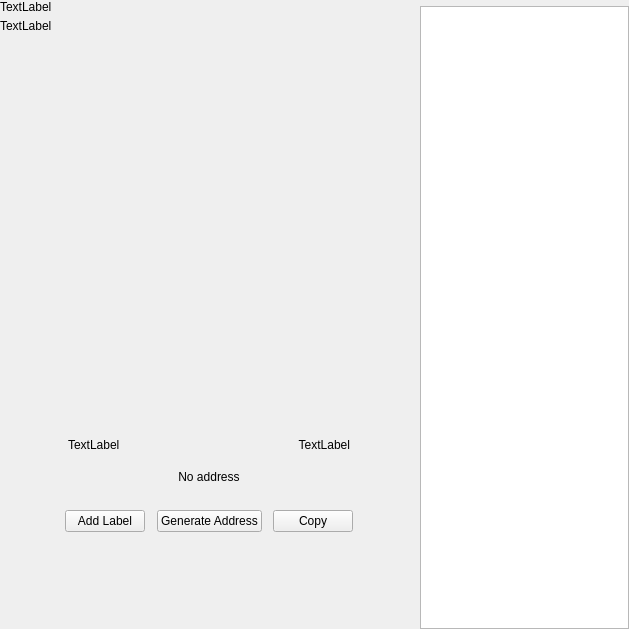
minerric/BLTG, file src/qt/bltg/forms/receivewidget.ui: the form before one commit.
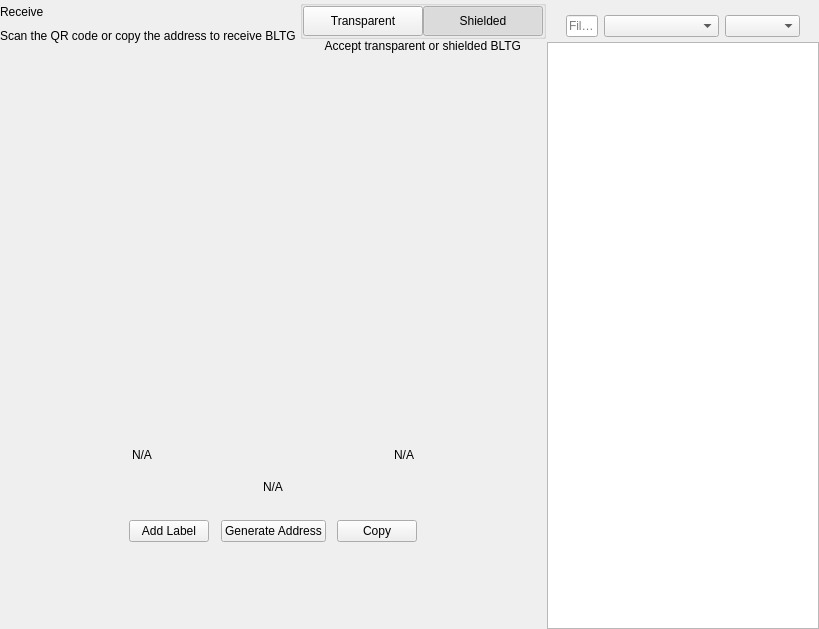
The form after the commit. Custom widgets are drawn as their Qt base class.

```diff
--- a/src/qt/bltg/forms/receivewidget.ui
+++ b/src/qt/bltg/forms/receivewidget.ui
@@ -6,7 +6,7 @@
    <rect>
     <x>0</x>
     <y>0</y>
-    <width>629</width>
+    <width>819</width>
     <height>629</height>
    </rect>
   </property>
@@ -71,14 +71,14 @@
             <item>
              <widget class="QLabel" name="labelTitle">
               <property name="text">
-               <string>TextLabel</string>
+               <string>Receive</string>
               </property>
              </widget>
             </item>
             <item alignment="Qt::AlignTop">
              <widget class="QLabel" name="labelSubtitle1">
               <property name="text">
-               <string>TextLabel</string>
+               <string>Scan the QR code or copy the address to receive BLTG</string>
               </property>
              </widget>
             </item>
@@ -97,6 +97,120 @@
             </property>
            </spacer>
           </item>
+          <item>
+           <widget class="QWidget" name="containerViewPrivacyChecks" native="true">
+            <layout class="QVBoxLayout" name="containerPrivacyChecks">
+             <property name="spacing">
+              <number>0</number>
+             </property>
+             <property name="leftMargin">
+              <number>0</number>
+             </property>
+             <property name="topMargin">
+              <number>0</number>
+             </property>
+             <property name="rightMargin">
+              <number>0</number>
+             </property>
+             <property name="bottomMargin">
+              <number>0</number>
+             </property>
+             <item alignment="Qt::AlignHCenter|Qt::AlignVCenter">
+              <widget class="QGroupBox" name="groupBox">
+               <property name="title">
+                <string/>
+               </property>
+               <layout class="QHBoxLayout" name="horizontalLayout_2_1">
+                <property name="spacing">
+                 <number>0</number>
+                </property>
+                <property name="leftMargin">
+                 <number>0</number>
+                </property>
+                <property name="topMargin">
+                 <number>0</number>
+                </property>
+                <property name="rightMargin">
+                 <number>0</number>
+                </property>
+                <property name="bottomMargin">
+                 <number>0</number>
+                </property>
+                <item>
+                 <widget class="QPushButton" name="pushLeft">
+                  <property name="minimumSize">
+                   <size>
+                    <width>120</width>
+                    <height>30</height>
+                   </size>
+                  </property>
+                  <property name="maximumSize">
+                   <size>
+                    <width>120</width>
+                    <height>30</height>
+                   </size>
+                  </property>
+                  <property name="focusPolicy">
+                   <enum>Qt::NoFocus</enum>
+                  </property>
+                  <property name="text">
+                   <string>Transparent</string>
+                  </property>
+                  <property name="checkable">
+                   <bool>true</bool>
+                  </property>
+                  <property name="autoExclusive">
+                   <bool>true</bool>
+                  </property>
+                 </widget>
+                </item>
+                <item>
+                 <widget class="QPushButton" name="pushRight">
+                  <property name="minimumSize">
+                   <size>
+                    <width>120</width>
+                    <height>30</height>
+                   </size>
+                  </property>
+                  <property name="maximumSize">
+                   <size>
+                    <width>120</width>
+                    <height>30</height>
+                   </size>
+                  </property>
+                  <property name="focusPolicy">
+                   <enum>Qt::NoFocus</enum>
+                  </property>
+                  <property name="text">
+                   <string>Shielded</string>
+                  </property>
+                  <property name="checkable">
+                   <bool>true</bool>
+                  </property>
+                  <property name="checked">
+                   <bool>true</bool>
+                  </property>
+                  <property name="autoExclusive">
+                   <bool>true</bool>
+                  </property>
+                 </widget>
+                </item>
+               </layout>
+              </widget>
+             </item>
+             <item alignment="Qt::AlignHCenter|Qt::AlignTop">
+              <widget class="QLabel" name="labelSubtitle2">
+               <property name="text">
+                <string>Accept transparent or shielded BLTG</string>
+               </property>
+               <property name="alignment">
+                <set>Qt::AlignRight|Qt::AlignTrailing|Qt::AlignVCenter</set>
+               </property>
+              </widget>
+             </item>
+            </layout>
+           </widget>
+          </item>
          </layout>
         </item>
         <item>
@@ -190,7 +304,7 @@
               <item>
                <widget class="QLabel" name="labelLabel">
                 <property name="text">
-                 <string>TextLabel</string>
+                 <string notr="true">N/A</string>
                 </property>
                </widget>
               </item>
@@ -210,7 +324,7 @@
               <item>
                <widget class="QLabel" name="labelDate">
                 <property name="text">
-                 <string>TextLabel</string>
+                 <string notr="true">N/A</string>
                 </property>
                 <property name="alignment">
                  <set>Qt::AlignRight|Qt::AlignTrailing|Qt::AlignVCenter</set>
@@ -235,7 +349,7 @@
               </size>
              </property>
              <property name="text">
-              <string>No address</string>
+              <string notr="true">N/A</string>
              </property>
              <property name="alignment">
               <set>Qt::AlignCenter</set>
@@ -384,6 +498,100 @@
           </item>
          </layout>
         </item>
+        <item>
+         <widget class="QWidget" name="sortWidget" native="true">
+          <layout class="QHBoxLayout" name="horizontalLayout_6">
+           <property name="leftMargin">
+            <number>19</number>
+           </property>
+           <property name="rightMargin">
+            <number>19</number>
+           </property>
+           <property name="bottomMargin">
+            <number>5</number>
+           </property>
+           <item>
+            <widget class="QLineEdit" name="lineEditFilter">
+             <property name="sizePolicy">
+              <sizepolicy hsizetype="Expanding" vsizetype="Fixed">
+               <horstretch>0</horstretch>
+               <verstretch>0</verstretch>
+              </sizepolicy>
+             </property>
+             <property name="minimumSize">
+              <size>
+               <width>0</width>
+               <height>0</height>
+              </size>
+             </property>
+             <property name="contextMenuPolicy">
+              <enum>Qt::DefaultContextMenu</enum>
+             </property>
+             <property name="acceptDrops">
+              <bool>false</bool>
+             </property>
+             <property name="maxLength">
+              <number>40</number>
+             </property>
+             <property name="placeholderText">
+              <string>Filter</string>
+             </property>
+            </widget>
+           </item>
+           <item>
+            <spacer name="horizontalSpacer_3">
+             <property name="orientation">
+              <enum>Qt::Horizontal</enum>
+             </property>
+             <property name="sizeType">
+              <enum>QSizePolicy::Preferred</enum>
+             </property>
+             <property name="sizeHint" stdset="0">
+              <size>
+               <width>20</width>
+               <height>20</height>
+              </size>
+             </property>
+            </spacer>
+           </item>
+           <item>
+            <widget class="QComboBox" name="comboBoxSort">
+             <property name="sizePolicy">
+              <sizepolicy hsizetype="Preferred" vsizetype="Fixed">
+               <horstretch>0</horstretch>
+               <verstretch>0</verstretch>
+              </sizepolicy>
+             </property>
+             <property name="minimumSize">
+              <size>
+               <width>115</width>
+               <height>0</height>
+              </size>
+             </property>
+            </widget>
+           </item>
+           <item>
+            <widget class="QComboBox" name="comboBoxSortOrder">
+             <property name="sizePolicy">
+              <sizepolicy hsizetype="Preferred" vsizetype="Fixed">
+               <horstretch>0</horstretch>
+               <verstretch>0</verstretch>
+              </sizepolicy>
+             </property>
+             <property name="minimumSize">
+              <size>
+               <width>75</width>
+               <height>0</height>
+              </size>
+             </property>
+            </widget>
+           </item>
+          </layout>
+          <zorder>comboBoxSort</zorder>
+          <zorder>comboBoxSortOrder</zorder>
+          <zorder>lineEditFilter</zorder>
+         </widget>
+        </item>
         <item>
          <widget class="QListView" name="listViewAddress"/>
         </item>
```
Left out of the diff: 2 changed lines with no effect on the pictures.
